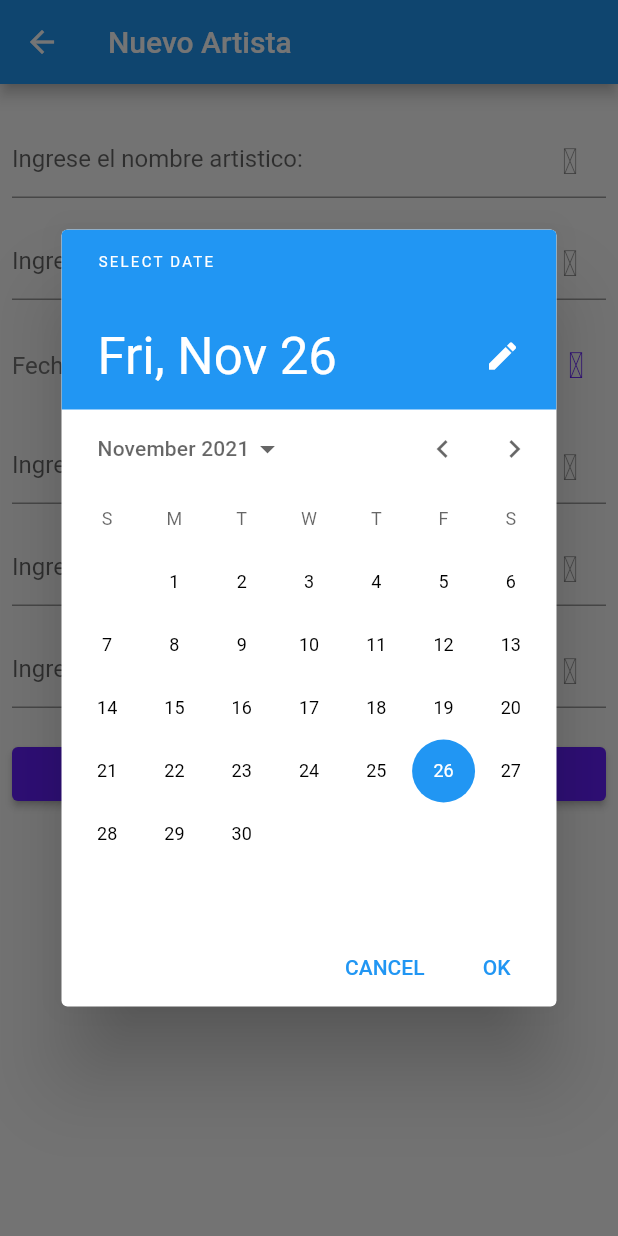
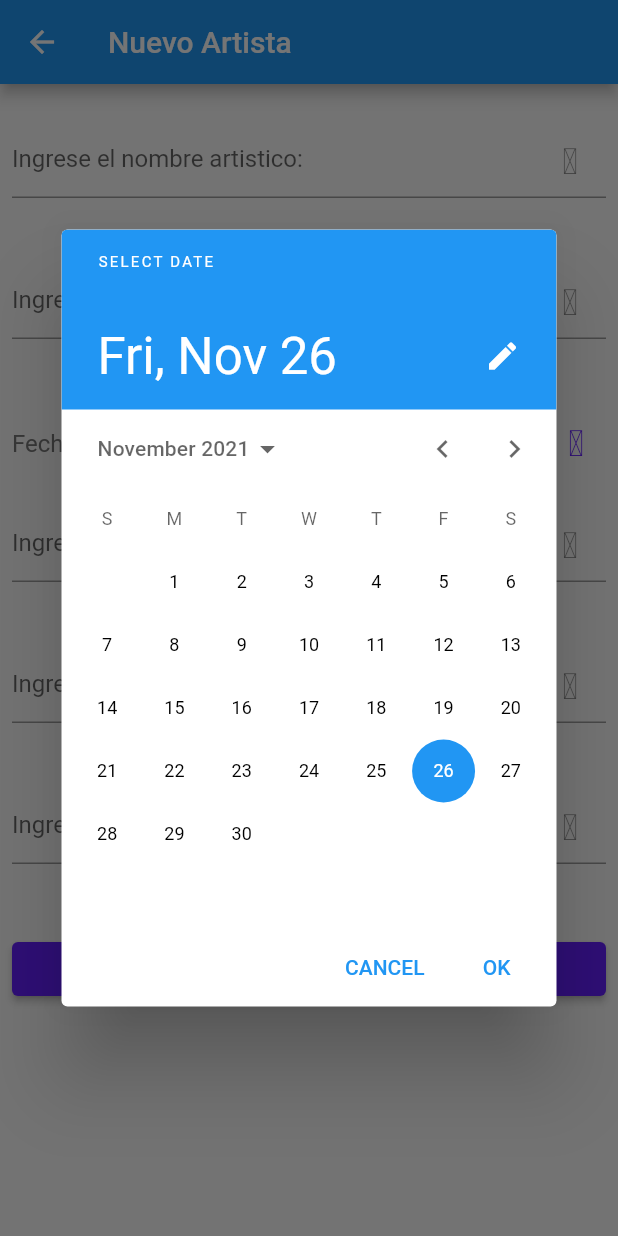
Before and after one commit to Decav/MusicApp, a Flutter app: the NuevoArtistaPage screen opened directly, after a tap on "Elija una fecha", on a phone screen of 412 x 824 dp. Run offline on Flutter 3.47's test engine with Material 2 defaults, Android fonts, the phone set to English and light mode, and no system bars; our stand-ins replace material_design_icons_flutter.

Commit message:
Nuevo Artista & ingreso a la bd desde el dispositivo

```diff
--- a/musicapp/lib/pages/album/nuevoAlbum_page.dart
+++ b/musicapp/lib/pages/album/nuevoAlbum_page.dart
@@ -1,4 +1,3 @@
-import 'dart:html';
 import 'package:flutter/material.dart';
 import 'package:intl/intl.dart';
 import 'package:material_design_icons_flutter/material_design_icons_flutter.dart';
@@ -22,7 +21,7 @@ class _NuevoAlbumPageState extends State<NuevoAlbumPage> {
       body: Form(
         child: Padding(
           padding: EdgeInsets.all(15.0),
-          child: Column(
+          child: ListView(
             children: [
               container(),
               inputNombreAlbum(),
--- a/musicapp/lib/pages/artista/nuevoArtista_page.dart
+++ b/musicapp/lib/pages/artista/nuevoArtista_page.dart
@@ -1,5 +1,5 @@
-import 'dart:html';
 import 'package:flutter/material.dart';
+import 'package:http/http.dart' as http;
 import 'package:intl/intl.dart';
 import 'package:material_design_icons_flutter/material_design_icons_flutter.dart';
 import 'package:musicapp/provider/artistas_provider.dart';
@@ -12,7 +12,7 @@ class NuevoArtistaPage extends StatefulWidget {
 }
 
 class _NuevoArtistaPageState extends State<NuevoArtistaPage> {
-  DateTime fecha_pasaje = DateTime.now();
+  DateTime fecha_nacimiento = DateTime.now();
   TextEditingController nombreArtCtrl = TextEditingController();
   TextEditingController nombreRealCtrl = TextEditingController();
   TextEditingController fecha_nacCtrl = TextEditingController();
@@ -20,6 +20,11 @@ class _NuevoArtistaPageState extends State<NuevoArtistaPage> {
   TextEditingController generoCtrl = TextEditingController();
   TextEditingController biografiaCtrl = TextEditingController();
   ArtistasProvider provider = ArtistasProvider();
+  String textErrorNombre = "";
+  String textErrorNombreC = "";
+  String textErrorGenero = "";
+  String textErrorYear = "";
+  String textErrorBiografia = "";
 
   var formato_fecha = DateFormat('yyyy-MM-dd');
   @override
@@ -31,20 +36,20 @@ class _NuevoArtistaPageState extends State<NuevoArtistaPage> {
       body: Form(
         child: Padding(
           padding: EdgeInsets.all(8.0),
-          child: Column(
+          child: ListView(
             children: [
               container(),
-              inputNombreArtista(),
+              columnNombreArtista(),
               container(),
-              inputNombreCivil(),
+              columnNombreCivil(),
               container(),
               fecha_input(),
               container(),
-              inputGenero(),
+              columnGenero(),
               container(),
-              inputYearDebut(),
+              columnYearDebut(),
               container(),
-              inputBiografia(),
+              columnBiografia(),
               container(),
               botonIngresar(),
             ],
@@ -54,13 +59,24 @@ class _NuevoArtistaPageState extends State<NuevoArtistaPage> {
     );
   }
 
-  TextFormField inputNombreArtista() {
-    return TextFormField(
+  Column columnNombreArtista() {
+    return Column(
+      children: [
+        TextFormField(
           controller: nombreArtCtrl,
           decoration: InputDecoration(
             hintText: 'Ingrese el nombre artistico:',
             suffixIcon: Icon(MdiIcons.account),
           ),
+        ),
+        Container(
+          margin: EdgeInsets.only(top: 10),
+          child: Text(
+            textErrorNombre,
+            style: TextStyle(color: Colors.red),
+          ),
+        ),
+      ],
     );
   }
 
@@ -70,34 +86,67 @@ class _NuevoArtistaPageState extends State<NuevoArtistaPage> {
     );
   }
 
-  TextFormField inputNombreCivil() {
-    return TextFormField(
+  Column columnNombreCivil() {
+    return Column(
+      children: [
+        TextFormField(
           controller: nombreRealCtrl,
           decoration: InputDecoration(
             hintText: 'Ingrese el nombre civil:',
             suffixIcon: Icon(MdiIcons.accountBox),
           ),
+        ),
+        Container(
+          margin: EdgeInsets.only(top: 10),
+          child: Text(
+            textErrorNombreC,
+            style: TextStyle(color: Colors.red),
+          ),
+        ),
+      ],
     );
   }
 
-  TextFormField inputGenero() {
-    return TextFormField(
+  Column columnGenero() {
+    return Column(
+      children: [
+        TextFormField(
           controller: generoCtrl,
           decoration: InputDecoration(
             hintText: 'Ingrese el género:',
             suffixIcon: Icon(MdiIcons.account),
           ),
+        ),
+        Container(
+          margin: EdgeInsets.only(top: 10),
+          child: Text(
+            textErrorGenero,
+            style: TextStyle(color: Colors.red),
+          ),
+        ),
+      ],
     );
   }
 
-  TextFormField inputYearDebut() {
-    return TextFormField(
+  Column columnYearDebut() {
+    return Column(
+      children: [
+        TextFormField(
           controller: yearCtrl,
           keyboardType: TextInputType.number,
           decoration: InputDecoration(
             hintText: 'Ingrese el año de debut:',
-        suffixIcon: Icon(MdiIcons.account),
+            suffixIcon: Icon(MdiIcons.calendar),
           ),
+        ),
+        Container(
+          margin: EdgeInsets.only(top: 10),
+          child: Text(
+            textErrorYear,
+            style: TextStyle(color: Colors.red),
+          ),
+        ),
+      ],
     );
   }
 
@@ -105,7 +154,7 @@ class _NuevoArtistaPageState extends State<NuevoArtistaPage> {
     return Row(
       children: [
         Text(
-          'Fecha Ingresada: ' + formato_fecha.format(fecha_pasaje),
+          'Fecha Ingresada: ' + formato_fecha.format(fecha_nacimiento),
           style: TextStyle(fontSize: 16, color: Color(0xFF787878)),
         ),
         Spacer(),
@@ -118,7 +167,7 @@ class _NuevoArtistaPageState extends State<NuevoArtistaPage> {
               lastDate: DateTime(2030),
             ).then((fecha) {
               setState(() {
-                fecha_pasaje = fecha == null ? fecha_pasaje : fecha;
+                fecha_nacimiento = fecha == null ? fecha_nacimiento : fecha;
               });
             });
           },
@@ -142,8 +191,10 @@ class _NuevoArtistaPageState extends State<NuevoArtistaPage> {
     );
   }
 
-  TextFormField inputBiografia() {
-    return TextFormField(
+  Column columnBiografia() {
+    return Column(
+      children: [
+        TextFormField(
           controller: biografiaCtrl,
           keyboardType: TextInputType.multiline,
           maxLines: null,
@@ -151,6 +202,15 @@ class _NuevoArtistaPageState extends State<NuevoArtistaPage> {
             hintText: 'Ingrese la Biografía:',
             suffixIcon: Icon(MdiIcons.account),
           ),
+        ),
+        Container(
+          margin: EdgeInsets.only(top: 10),
+          child: Text(
+            textErrorBiografia,
+            style: TextStyle(color: Colors.red),
+          ),
+        ),
+      ],
     );
   }
 
@@ -160,7 +220,19 @@ class _NuevoArtistaPageState extends State<NuevoArtistaPage> {
       child: ElevatedButton(
         child: Text('Ingrese Nuevo Artista'),
         style: ElevatedButton.styleFrom(primary: Color(0xFF651FFF)),
-        onPressed: () {},
+        onPressed: () async {
+          var resp = await provider.AgregarArtista(
+              nombreArtCtrl.text,
+              nombreRealCtrl.text,
+              formato_fecha.format(fecha_nacimiento),
+              generoCtrl.text,
+              int.parse(yearCtrl.text),
+              biografiaCtrl.text);
+          Navigator.pop(context);
+          if (resp['message'] != null) {
+            textErrorNombre = resp['errors']['nombre_artista'];
+          }
+        },
       ),
     );
   }
--- a/musicapp/lib/pages/artista/verArtista_page.dart
+++ b/musicapp/lib/pages/artista/verArtista_page.dart
@@ -34,9 +34,7 @@ class _VerArtistaPageState extends State<VerArtistaPage> {
                 return ListTile(
                   leading: Icon(MdiIcons.accountBox),
                   title: Text(snapshot.data[index]['nombre_artista']),
-                  subtitle: Text(snapshot.data[index]['genero'] +
-                      " | Año de debut: " +
-                      snapshot.data[index]['debut_year'].toString()),
+                  subtitle: Text(snapshot.data[index]['genero']),
                 );
               });
         },
--- a/musicapp/lib/pages/cancion/nuevaCancion_page.dart
+++ b/musicapp/lib/pages/cancion/nuevaCancion_page.dart
@@ -21,7 +21,7 @@ class _NuevaCancionPageState extends State<NuevaCancionPage> {
       body: Form(
         child: Padding(
           padding: EdgeInsets.all(15),
-          child: Column(
+          child: ListView(
             children: [
               inputNombreCancion(),
               container(),
```
Also changed, not shown: musicapp/lib/provider/artistas_provider.dart (+7 -8 lines), 3 other files. Lines whose indentation alone changed are shown as unchanged.
